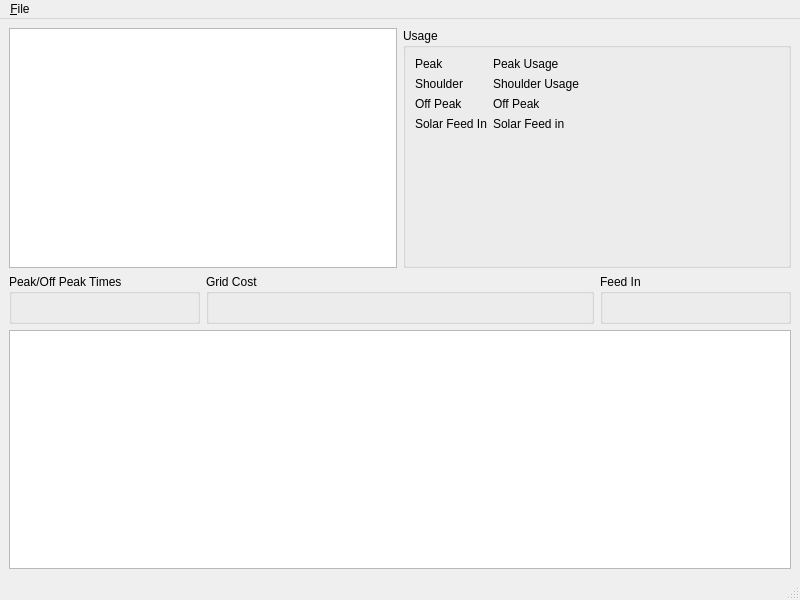
Qt form mainwindow.ui (belzedaar/Electricity) before a commit.
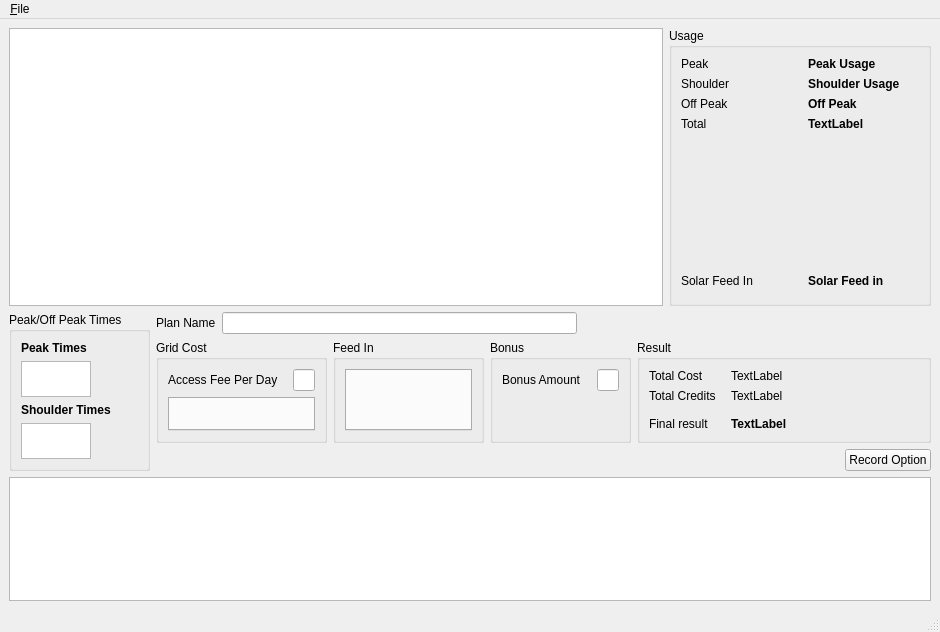
The same form after that commit. Custom widgets are drawn as their Qt base class.

The edit to the form file:
```diff
--- a/mainwindow.ui
+++ b/mainwindow.ui
@@ -6,24 +6,39 @@
    <rect>
     <x>0</x>
     <y>0</y>
-    <width>800</width>
-    <height>600</height>
+    <width>940</width>
+    <height>632</height>
    </rect>
   </property>
   <property name="windowTitle">
    <string>Electricity Calculator</string>
   </property>
   <widget class="QWidget" name="centralwidget">
-   <layout class="QGridLayout" name="gridLayout">
-    <item row="0" column="0" colspan="2">
+   <layout class="QVBoxLayout" name="verticalLayout_4">
+    <item>
+     <layout class="QHBoxLayout" name="horizontalLayout_2" stretch="5,2">
+      <item>
      <widget class="QChartView" name="graphicsView"/>
     </item>
-    <item row="0" column="2" colspan="2">
+      <item>
      <widget class="QGroupBox" name="groupBox">
       <property name="title">
        <string>Usage</string>
       </property>
-      <layout class="QFormLayout" name="formLayout">
+        <layout class="QGridLayout" name="gridLayout">
+         <property name="horizontalSpacing">
+          <number>15</number>
+         </property>
+         <property name="verticalSpacing">
+          <number>6</number>
+         </property>
+         <item row="3" column="0" rowspan="2">
+          <widget class="QLabel" name="label_5">
+           <property name="text">
+            <string>Total</string>
+           </property>
+          </widget>
+         </item>
        <item row="0" column="0">
         <widget class="QLabel" name="label">
          <property name="text">
@@ -31,8 +46,52 @@
          </property>
         </widget>
        </item>
-       <item row="0" column="1">
+         <item row="6" column="0" colspan="2">
+          <widget class="QLabel" name="label_4">
+           <property name="text">
+            <string>Solar Feed In</string>
+           </property>
+          </widget>
+         </item>
+         <item row="2" column="0">
+          <widget class="QLabel" name="label_3">
+           <property name="text">
+            <string>Off Peak</string>
+           </property>
+          </widget>
+         </item>
+         <item row="2" column="2" colspan="2">
+          <widget class="QLabel" name="txtOffPeakUsage">
+           <property name="font">
+            <font>
+             <bold>true</bold>
+            </font>
+           </property>
+           <property name="text">
+            <string>Off Peak</string>
+           </property>
+          </widget>
+         </item>
+         <item row="5" column="0">
+          <spacer name="verticalSpacer">
+           <property name="orientation">
+            <enum>Qt::Vertical</enum>
+           </property>
+           <property name="sizeHint" stdset="0">
+            <size>
+             <width>20</width>
+             <height>171</height>
+            </size>
+           </property>
+          </spacer>
+         </item>
+         <item row="0" column="2" colspan="2">
         <widget class="QLabel" name="txtPeakUsage">
+           <property name="font">
+            <font>
+             <bold>true</bold>
+            </font>
+           </property>
          <property name="text">
           <string>Peak Usage</string>
          </property>
@@ -45,58 +104,183 @@
          </property>
         </widget>
        </item>
-       <item row="1" column="1">
+         <item row="1" column="2" colspan="2">
         <widget class="QLabel" name="txtShoulderUsage">
+           <property name="font">
+            <font>
+             <bold>true</bold>
+            </font>
+           </property>
          <property name="text">
           <string>Shoulder Usage</string>
          </property>
         </widget>
        </item>
-       <item row="2" column="0">
-        <widget class="QLabel" name="label_3">
-         <property name="text">
-          <string>Off Peak</string>
-         </property>
-        </widget>
-       </item>
-       <item row="2" column="1">
-        <widget class="QLabel" name="txtOffPeakUsage">
-         <property name="text">
-          <string>Off Peak</string>
-         </property>
-        </widget>
-       </item>
-       <item row="3" column="0">
-        <widget class="QLabel" name="label_4">
-         <property name="text">
-          <string>Solar Feed In</string>
-         </property>
-        </widget>
-       </item>
-       <item row="3" column="1">
+         <item row="6" column="2" colspan="2">
         <widget class="QLabel" name="txtSolarFeedIn">
+           <property name="font">
+            <font>
+             <bold>true</bold>
+            </font>
+           </property>
          <property name="text">
           <string>Solar Feed in</string>
          </property>
         </widget>
        </item>
+         <item row="7" column="0">
+          <spacer name="verticalSpacer_2">
+           <property name="orientation">
+            <enum>Qt::Vertical</enum>
+           </property>
+           <property name="sizeHint" stdset="0">
+            <size>
+             <width>20</width>
+             <height>40</height>
+            </size>
+           </property>
+          </spacer>
+         </item>
+         <item row="3" column="2" rowspan="2" colspan="2">
+          <widget class="QLabel" name="txtTotal">
+           <property name="font">
+            <font>
+             <bold>true</bold>
+            </font>
+           </property>
+           <property name="text">
+            <string>TextLabel</string>
+           </property>
+          </widget>
+         </item>
       </layout>
      </widget>
     </item>
-    <item row="1" column="0">
+     </layout>
+    </item>
+    <item>
+     <layout class="QHBoxLayout" name="horizontalLayout_5">
+      <item>
      <widget class="QGroupBox" name="groupBox_2">
       <property name="minimumSize">
        <size>
         <width>0</width>
-        <height>50</height>
+          <height>0</height>
        </size>
       </property>
       <property name="title">
        <string>Peak/Off Peak Times</string>
       </property>
-     </widget>
-    </item>
-    <item row="1" column="1" colspan="2">
+        <layout class="QVBoxLayout" name="verticalLayout_2">
+         <item>
+          <widget class="QLabel" name="label_6">
+           <property name="font">
+            <font>
+             <bold>true</bold>
+            </font>
+           </property>
+           <property name="text">
+            <string>Peak Times</string>
+           </property>
+          </widget>
+         </item>
+         <item>
+          <widget class="QTableView" name="tblPeak">
+           <property name="sizePolicy">
+            <sizepolicy hsizetype="Fixed" vsizetype="Fixed">
+             <horstretch>0</horstretch>
+             <verstretch>0</verstretch>
+            </sizepolicy>
+           </property>
+           <property name="minimumSize">
+            <size>
+             <width>0</width>
+             <height>10</height>
+            </size>
+           </property>
+           <property name="baseSize">
+            <size>
+             <width>0</width>
+             <height>0</height>
+            </size>
+           </property>
+           <property name="sizeAdjustPolicy">
+            <enum>QAbstractScrollArea::AdjustToContentsOnFirstShow</enum>
+           </property>
+           <property name="selectionBehavior">
+            <enum>QAbstractItemView::SelectRows</enum>
+           </property>
+          </widget>
+         </item>
+         <item>
+          <widget class="QLabel" name="label_7">
+           <property name="font">
+            <font>
+             <bold>true</bold>
+            </font>
+           </property>
+           <property name="text">
+            <string>Shoulder Times</string>
+           </property>
+          </widget>
+         </item>
+         <item>
+          <widget class="QTableView" name="tblShoulder">
+           <property name="sizePolicy">
+            <sizepolicy hsizetype="Fixed" vsizetype="Fixed">
+             <horstretch>0</horstretch>
+             <verstretch>0</verstretch>
+            </sizepolicy>
+           </property>
+           <property name="minimumSize">
+            <size>
+             <width>0</width>
+             <height>10</height>
+            </size>
+           </property>
+           <property name="sizeAdjustPolicy">
+            <enum>QAbstractScrollArea::AdjustToContentsOnFirstShow</enum>
+           </property>
+           <property name="selectionBehavior">
+            <enum>QAbstractItemView::SelectRows</enum>
+           </property>
+          </widget>
+         </item>
+        </layout>
+       </widget>
+      </item>
+      <item>
+       <layout class="QVBoxLayout" name="verticalLayout">
+        <item>
+         <layout class="QHBoxLayout" name="horizontalLayout_3">
+          <item>
+           <widget class="QLabel" name="label_10">
+            <property name="text">
+             <string>Plan Name</string>
+            </property>
+           </widget>
+          </item>
+          <item>
+           <widget class="QLineEdit" name="lineEdit_3"/>
+          </item>
+          <item>
+           <spacer name="horizontalSpacer">
+            <property name="orientation">
+             <enum>Qt::Horizontal</enum>
+            </property>
+            <property name="sizeHint" stdset="0">
+             <size>
+              <width>40</width>
+              <height>20</height>
+             </size>
+            </property>
+           </spacer>
+          </item>
+         </layout>
+        </item>
+        <item>
+         <layout class="QHBoxLayout" name="horizontalLayout" stretch="1,1,1,3">
+          <item>
      <widget class="QGroupBox" name="groupBox_3">
       <property name="minimumSize">
        <size>
@@ -107,9 +291,34 @@
       <property name="title">
        <string>Grid Cost</string>
       </property>
-     </widget>
-    </item>
-    <item row="1" column="3">
+            <layout class="QGridLayout" name="gridLayout_2">
+             <property name="horizontalSpacing">
+              <number>15</number>
+             </property>
+             <property name="verticalSpacing">
+              <number>6</number>
+             </property>
+             <item row="0" column="0">
+              <widget class="QLabel" name="label_9">
+               <property name="text">
+                <string>Access Fee Per Day</string>
+               </property>
+              </widget>
+             </item>
+             <item row="0" column="1">
+              <widget class="QLineEdit" name="txtAccessFee"/>
+             </item>
+             <item row="1" column="0" colspan="2">
+              <widget class="QTabWidget" name="tabGridCost">
+               <property name="currentIndex">
+                <number>-1</number>
+               </property>
+              </widget>
+             </item>
+            </layout>
+           </widget>
+          </item>
+          <item>
      <widget class="QGroupBox" name="groupBox_4">
       <property name="minimumSize">
        <size>
@@ -120,9 +329,156 @@
       <property name="title">
        <string>Feed In</string>
       </property>
-     </widget>
-    </item>
-    <item row="2" column="0" colspan="4">
+            <layout class="QVBoxLayout" name="verticalLayout_3">
+             <item>
+              <widget class="QTabWidget" name="tabFeedIn"/>
+             </item>
+            </layout>
+           </widget>
+          </item>
+          <item>
+           <widget class="QGroupBox" name="groupBox_5">
+            <property name="minimumSize">
+             <size>
+              <width>0</width>
+              <height>50</height>
+             </size>
+            </property>
+            <property name="title">
+             <string>Bonus</string>
+            </property>
+            <layout class="QFormLayout" name="formLayout">
+             <property name="horizontalSpacing">
+              <number>15</number>
+             </property>
+             <property name="verticalSpacing">
+              <number>15</number>
+             </property>
+             <item row="0" column="0">
+              <widget class="QLabel" name="label_8">
+               <property name="text">
+                <string>Bonus Amount</string>
+               </property>
+              </widget>
+             </item>
+             <item row="0" column="1">
+              <widget class="QLineEdit" name="txtBonus"/>
+             </item>
+            </layout>
+           </widget>
+          </item>
+          <item>
+           <widget class="QGroupBox" name="groupBox_6">
+            <property name="minimumSize">
+             <size>
+              <width>0</width>
+              <height>0</height>
+             </size>
+            </property>
+            <property name="title">
+             <string>Result</string>
+            </property>
+            <layout class="QFormLayout" name="formLayout_2">
+             <property name="horizontalSpacing">
+              <number>15</number>
+             </property>
+             <property name="verticalSpacing">
+              <number>6</number>
+             </property>
+             <item row="0" column="0">
+              <widget class="QLabel" name="label_11">
+               <property name="text">
+                <string>Total Cost</string>
+               </property>
+              </widget>
+             </item>
+             <item row="0" column="1">
+              <widget class="QLabel" name="txtTotalCost">
+               <property name="text">
+                <string>TextLabel</string>
+               </property>
+              </widget>
+             </item>
+             <item row="2" column="0">
+              <widget class="QLabel" name="label_12">
+               <property name="text">
+                <string>Total Credits</string>
+               </property>
+              </widget>
+             </item>
+             <item row="2" column="1">
+              <widget class="QLabel" name="txtTotalCredits">
+               <property name="text">
+                <string>TextLabel</string>
+               </property>
+              </widget>
+             </item>
+             <item row="5" column="1">
+              <spacer name="verticalSpacer_3">
+               <property name="orientation">
+                <enum>Qt::Vertical</enum>
+               </property>
+               <property name="sizeHint" stdset="0">
+                <size>
+                 <width>60</width>
+                 <height>27</height>
+                </size>
+               </property>
+              </spacer>
+             </item>
+             <item row="6" column="0">
+              <widget class="QLabel" name="GrandTotal">
+               <property name="text">
+                <string>Final result</string>
+               </property>
+              </widget>
+             </item>
+             <item row="6" column="1">
+              <widget class="QLabel" name="txtGrandTotal">
+               <property name="font">
+                <font>
+                 <bold>true</bold>
+                </font>
+               </property>
+               <property name="text">
+                <string>TextLabel</string>
+               </property>
+              </widget>
+             </item>
+            </layout>
+           </widget>
+          </item>
+         </layout>
+        </item>
+        <item>
+         <layout class="QHBoxLayout" name="horizontalLayout_4">
+          <item>
+           <spacer name="horizontalSpacer_2">
+            <property name="orientation">
+             <enum>Qt::Horizontal</enum>
+            </property>
+            <property name="sizeHint" stdset="0">
+             <size>
+              <width>418</width>
+              <height>20</height>
+             </size>
+            </property>
+           </spacer>
+          </item>
+          <item>
+           <widget class="QPushButton" name="pushButton">
+            <property name="text">
+             <string>Record Option</string>
+            </property>
+           </widget>
+          </item>
+         </layout>
+        </item>
+       </layout>
+      </item>
+     </layout>
+    </item>
+    <item>
      <widget class="QTableView" name="tableView"/>
     </item>
    </layout>
@@ -132,7 +488,7 @@
     <rect>
      <x>0</x>
      <y>0</y>
-     <width>800</width>
+     <width>940</width>
      <height>22</height>
     </rect>
    </property>
```
Lines whose indentation alone changed are shown as unchanged.
